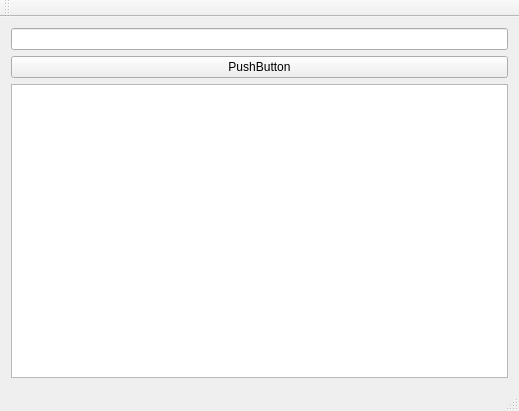
Old version of the form mainwindow.ui in the repository Alexolas/qt-layout-example.
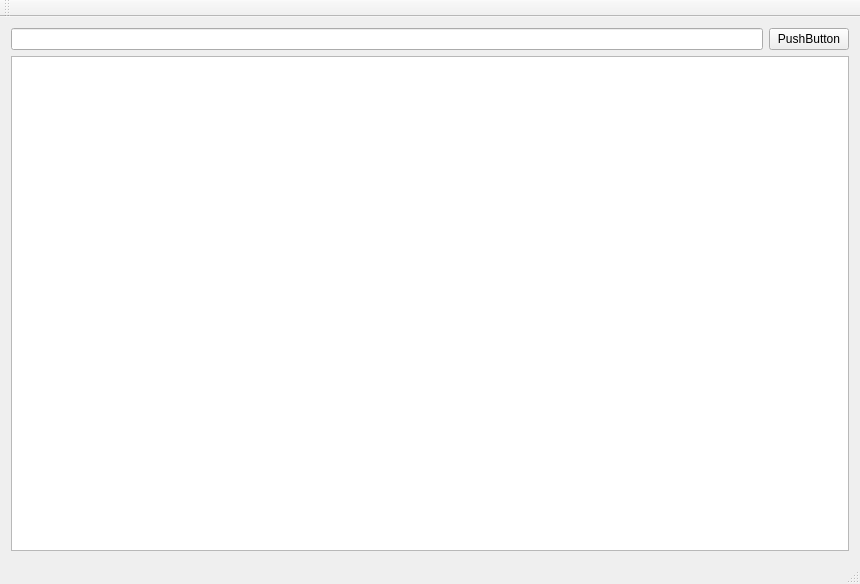
New version of the form.

Diff of the .ui file:
```diff
--- a/mainwindow.ui
+++ b/mainwindow.ui
@@ -6,17 +6,17 @@
    <rect>
     <x>0</x>
     <y>0</y>
-    <width>519</width>
-    <height>411</height>
+    <width>860</width>
+    <height>584</height>
    </rect>
   </property>
   <property name="windowTitle">
    <string>MainWindow</string>
   </property>
   <widget class="QWidget" name="centralWidget">
-   <layout class="QVBoxLayout" name="verticalLayout_2">
+   <layout class="QVBoxLayout" name="verticalLayout">
     <item>
-     <layout class="QVBoxLayout" name="verticalLayout">
+     <layout class="QHBoxLayout" name="horizontalLayout">
       <item>
        <widget class="QLineEdit" name="lineEdit"/>
       </item>
```
Left out of the diff: 2 changed lines with no effect on the pictures.
